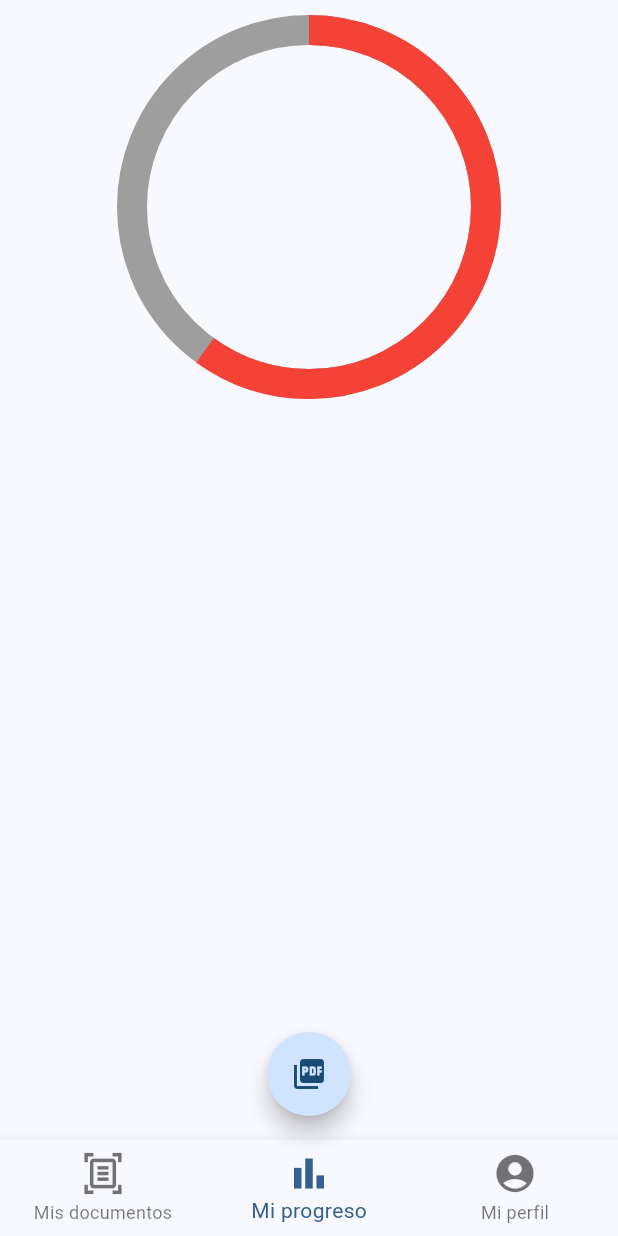
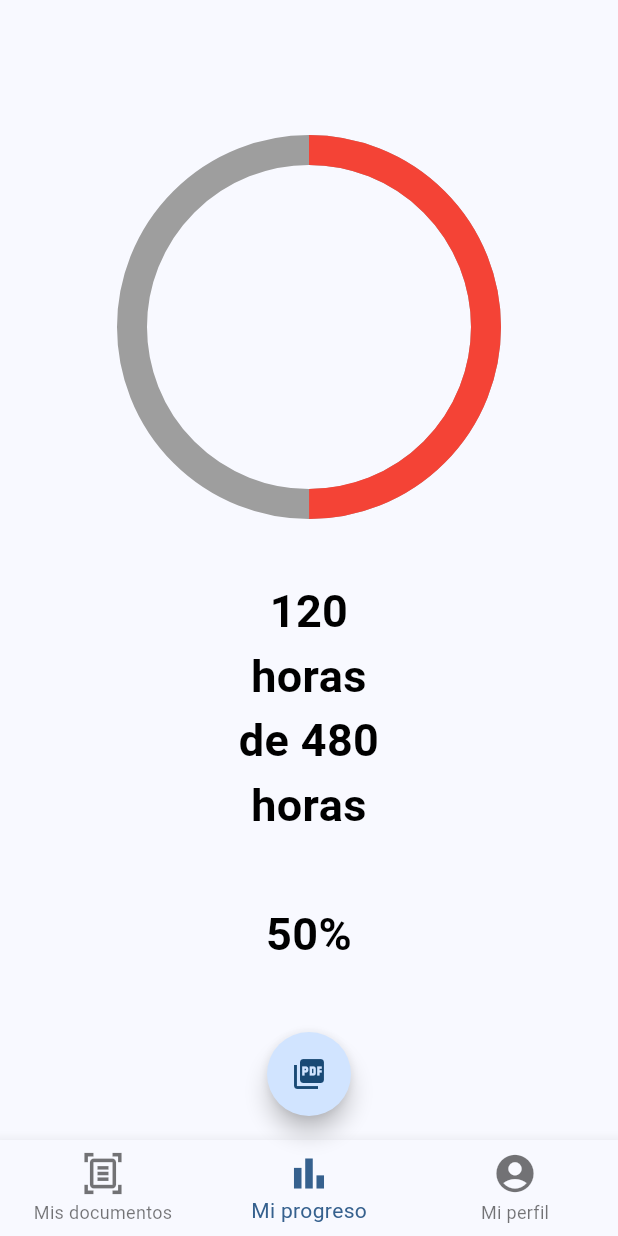
Before and after one commit to RubenCamachoAlvarez/gestor_horas_complementarias, a Flutter app: the screen it shows after launch, on a phone screen of 412 x 824 dp. Run offline on Flutter 3.47's test engine with Material 3 defaults, Android fonts, the phone set to English and light mode, and no system bars; our stand-ins replace cloud_firestore, file_picker, firebase_core, firebase_storage; accounts and stored records are empty; generated files the repository leaves out were written again.

Commit message:
vistas del usuario

```diff
--- a/lib/vistas/BarraProgresoEstudiante.dart
+++ b/lib/vistas/BarraProgresoEstudiante.dart
@@ -1,7 +1,4 @@
-
-import 'package:flutter/cupertino.dart';
 import 'package:flutter/material.dart';
-import 'package:flutter/painting.dart';
 
 class BarraProgresoEstudianteWidget extends StatefulWidget {
 
@@ -17,6 +14,32 @@ class BarraProgresoEstudianteState extends State<BarraProgresoEstudianteWidget>
 
   BarraProgresoEstudianteState();
 
+  double? valorProgreso = null;
+
+  String mensajeProgreso = "";
+
+  @override
+
+  void initState() {
+
+    super.initState();
+
+    //Aqui todo el codigo
+
+    Future.delayed(Duration(seconds:2), () {
+
+      setState(() {
+
+        valorProgreso = 0.5;
+
+        mensajeProgreso = "120 horas de 480 horas\n\n50%";
+
+      });
+
+    });
+
+  }
+
   @override
   Widget build(BuildContext context) {
 
@@ -28,43 +51,78 @@ class BarraProgresoEstudianteState extends State<BarraProgresoEstudianteWidget>
 
       children: <Widget>[
 
+        SizedBox(
+
+          height: 50,
+
+        ),
+
         Expanded(
 
           child: ListView(
 
-            padding: EdgeInsets.all(120),
+            shrinkWrap: true,
+
+            padding: EdgeInsets.all(150),
 
             children: <Widget>[
 
               Column(
 
+                mainAxisAlignment: MainAxisAlignment.center,
+
+                crossAxisAlignment: CrossAxisAlignment.center,
+
                 children: [
 
                   CircularProgressIndicator(
 
-                      color: Colors.red,
+                    color: Colors.red,
 
-                      backgroundColor: Colors.grey,
+                    backgroundColor: Colors.grey,
 
-                      value: 0.6,
+                    //value: 0.6,
 
-                      strokeWidth: 20,
+                    value: valorProgreso,
 
-                      strokeAlign: 10,
+                    strokeWidth: 20,
 
-                    )
+                    strokeAlign: 10,
+
+                  ),
+
+                  SizedBox(
+
+                    height: 150,
+
+                  ),
+
+
+                  Text(mensajeProgreso,
+
+                    textAlign: TextAlign.center,
+
+                    style: TextStyle(
+
+                      color: Colors.black,
+
+                      fontWeight: FontWeight.bold,
+
+                      fontSize: 30
+
+                    ),
+
+                  ),
 
                 ],
 
-              )
-
-
+              ),
 
             ],
 
           ),
 
-        )
+        ),
 
       ]
 
--- a/pubspec.yaml
+++ b/pubspec.yaml
@@ -57,6 +57,10 @@ dev_dependencies:
 # The following section is specific to Flutter packages.
 flutter:
 
+  assets:
+
+    - assets/Imagen_Usuario.png
+
   # The following line ensures that the Material Icons font is
   # included with your application, so that you can use the icons in
   # the material Icons class.
```
Also changed, not shown: lib/vistas/InformacionUsuario.dart (+42 -0 lines).
